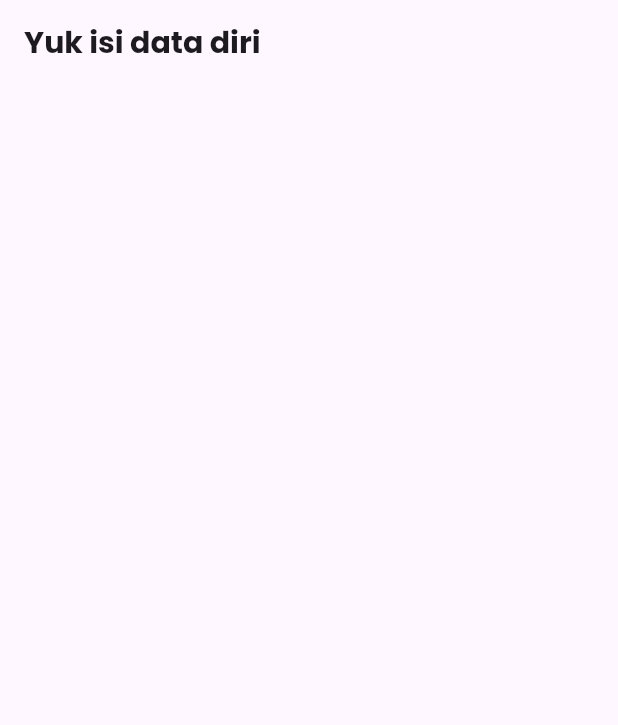
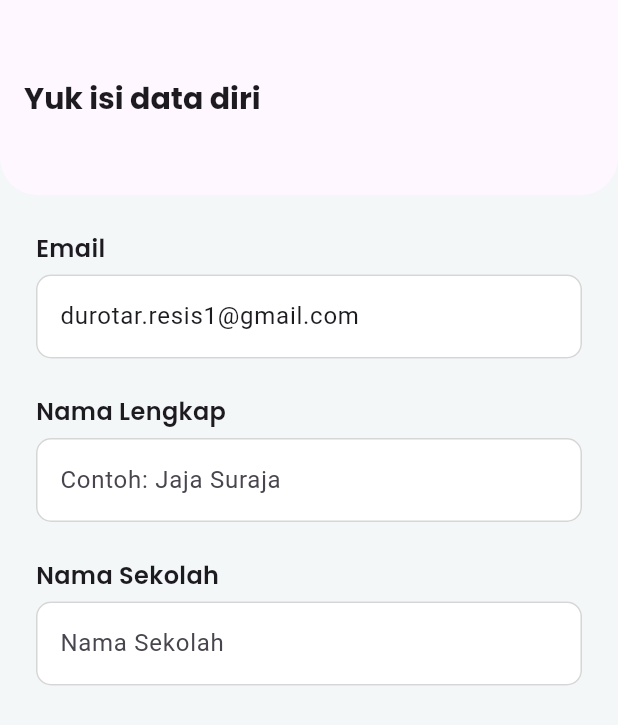
Before and after one commit to zanisis/QuizFlut, a Flutter app: the RegisterPage screen opened directly, on a phone screen of 412 x 824 dp. Shown: the top 725 px of the screen. Run offline on Flutter 3.47's test engine with Material 2 defaults, Android fonts, the phone set to English and light mode, and no system bars; our stand-ins replace dio, firebase_auth, firebase_core, flutter_bloc, flutter_dotenv, flutter_html and 3 more; missing offline and left inert: dart:ffi; accounts and stored records are empty; network calls fail.

Commit message:
still progress form register

```diff
--- a/lib/bloc/auth/bloc/auth_bloc.dart
+++ b/lib/bloc/auth/bloc/auth_bloc.dart
@@ -10,7 +10,6 @@ class AuthBloc extends Bloc<AuthEvent, AuthState> {
   final authDataSource = AuthDataSource();
   AuthBloc() : super(AuthInitial()) {
     on<AuthEvent>((event, emit) async {
-      // TODO: implement event handler
       emit(AuthGoogleSignLoading());
 
       final userCredential = await authDataSource.signInWithGoogle();
--- a/lib/main.dart
+++ b/lib/main.dart
@@ -51,6 +51,11 @@ class MyApp extends StatelessWidget {
           // tested with just a hot reload.
           colorScheme: ColorScheme.fromSeed(seedColor: Colors.deepPurple),
           useMaterial3: true,
+          inputDecorationTheme: InputDecorationTheme(
+            border: OutlineInputBorder(
+              borderSide: BorderSide(color: Colors.red),
+            ),
+          ),
         ),
         home: const SplashPage(),
       ),
--- a/lib/pages/auth_page.dart
+++ b/lib/pages/auth_page.dart
@@ -48,7 +48,8 @@ class _AuthPageState extends State<AuthPage> {
         children: [
           Container(
             padding: const EdgeInsets.symmetric(horizontal: 32),
-            child: Column(children: [
+            child: Column(
+              children: [
                 SvgPicture.asset(
                   'assets/icons/analysis.svg',
                 ),
@@ -70,7 +71,8 @@ class _AuthPageState extends State<AuthPage> {
                   ),
                   textAlign: TextAlign.center,
                 ),
-            ]),
+              ],
+            ),
           ),
           Expanded(
             child: BlocListener<AuthBloc, AuthState>(
@@ -107,27 +109,6 @@ class _AuthPageState extends State<AuthPage> {
                             ],
                           )),
                     ),
-                    const SizedBox(height: 12),
-                    SizedBox(
-                      height: 50,
-                      child: ElevatedButton(
-                          onPressed: () {},
-                          style: ElevatedButton.styleFrom(
-                              backgroundColor: Colors.black),
-                          child: Row(
-                            children: [
-                              SvgPicture.asset('assets/icons/apple-logo.svg'),
-                              const SizedBox(width: 12),
-                              const Text('Masuk dengan Apple ID',
-                                  style: TextStyle(
-                                    fontWeight: FontWeight.w500,
-                                    fontFamily: 'Poppins',
-                                    fontSize: 17,
-                                    color: Color(0xffffffff),
-                                  )),
-                            ],
-                          )),
-                    )
                   ],
                 ),
               ),
--- a/lib/pages/exercise_work_page.dart
+++ b/lib/pages/exercise_work_page.dart
@@ -72,8 +72,10 @@ class _ExerciseWorkPageState extends State<ExerciseWorkPage> {
     return Scaffold(
       backgroundColor: const Color(0xffF3F7F8),
       appBar: AppBar(
-        title:
-            const Text('Latihan Soal', style: TextStyle(color: Colors.white)),
+        title: const Text(
+          'Latihan Soal',
+          style: TextStyle(color: Colors.white),
+        ),
         centerTitle: true,
         backgroundColor: const Color(0xff3A7FD5),
         leading: const BackButton(color: Colors.white),
--- a/lib/pages/register_page.dart
+++ b/lib/pages/register_page.dart
@@ -6,6 +6,7 @@ class RegisterPage extends StatelessWidget {
   @override
   Widget build(BuildContext context) {
     return Scaffold(
+      backgroundColor: const Color(0xffF3F7F8),
       appBar: AppBar(
         title: const Text(
           'Yuk isi data diri',
@@ -15,6 +16,122 @@ class RegisterPage extends StatelessWidget {
             fontWeight: FontWeight.w700,
           ),
         ),
+        toolbarHeight: 130,
+        shape: const RoundedRectangleBorder(
+          borderRadius: BorderRadius.vertical(
+            bottom: Radius.circular(25),
+          ),
+        ),
+      ),
+      body: Container(
+        padding: const EdgeInsets.all(24),
+        child: Column(
+          children: [
+            Column(
+              crossAxisAlignment: CrossAxisAlignment.start,
+              children: [
+                const Text(
+                  'Email',
+                  style: TextStyle(
+                    fontSize: 16,
+                    fontFamily: 'Poppins',
+                    fontWeight: FontWeight.w600,
+                  ),
+                ),
+                const SizedBox(height: 6),
+                TextFormField(
+                  readOnly: true,
+                  initialValue: "durotar.resis1@gmail.com",
+                  decoration: InputDecoration(
+                    hintText: 'Email',
+                    filled: true,
+                    fillColor: Colors.white,
+                    enabledBorder: OutlineInputBorder(
+                      borderRadius: BorderRadius.circular(10),
+                      borderSide: const BorderSide(
+                        color: Color(0xffD6D6D6),
+                      ),
+                    ),
+                    focusedBorder: OutlineInputBorder(
+                      borderRadius: BorderRadius.circular(10),
+                      borderSide: const BorderSide(
+                        color: Color(0xffD6D6D6),
+                      ),
+                    ),
+                  ),
+                )
+              ],
+            ),
+            const SizedBox(height: 24),
+            Column(
+              crossAxisAlignment: CrossAxisAlignment.start,
+              children: [
+                const Text(
+                  'Nama Lengkap',
+                  style: TextStyle(
+                    fontSize: 16,
+                    fontFamily: 'Poppins',
+                    fontWeight: FontWeight.w600,
+                  ),
+                ),
+                const SizedBox(height: 6),
+                TextFormField(
+                  decoration: InputDecoration(
+                    hintText: 'Contoh: Jaja Suraja',
+                    filled: true,
+                    fillColor: Colors.white,
+                    enabledBorder: OutlineInputBorder(
+                      borderRadius: BorderRadius.circular(10),
+                      borderSide: const BorderSide(
+                        color: Color(0xffD6D6D6),
+                      ),
+                    ),
+                    focusedBorder: OutlineInputBorder(
+                      borderRadius: BorderRadius.circular(10),
+                      borderSide: const BorderSide(
+                        color: Color(0xffD6D6D6),
+                      ),
+                    ),
+                  ),
+                )
+              ],
+            ),
+            const SizedBox(height: 24),
+            Column(
+              crossAxisAlignment: CrossAxisAlignment.start,
+              children: [
+                const Text(
+                  'Nama Sekolah',
+                  style: TextStyle(
+                    fontSize: 16,
+                    fontFamily: 'Poppins',
+                    fontWeight: FontWeight.w600,
+                  ),
+                ),
+                const SizedBox(height: 6),
+                TextFormField(
+                  decoration: InputDecoration(
+                    hintText: 'Nama Sekolah',
+                    filled: true,
+                    fillColor: Colors.white,
+                    enabledBorder: OutlineInputBorder(
+                      borderRadius: BorderRadius.circular(10),
+                      borderSide: const BorderSide(
+                        color: Color(0xffD6D6D6),
+                      ),
+                    ),
+                    focusedBorder: OutlineInputBorder(
+                      borderRadius: BorderRadius.circular(10),
+                      borderSide: const BorderSide(
+                        color: Color(0xffD6D6D6),
+                      ),
+                    ),
+                  ),
+                )
+              ],
+            )
+          ],
+        ),
       ),
     );
   }
```
Lines whose indentation alone changed are shown as unchanged.
